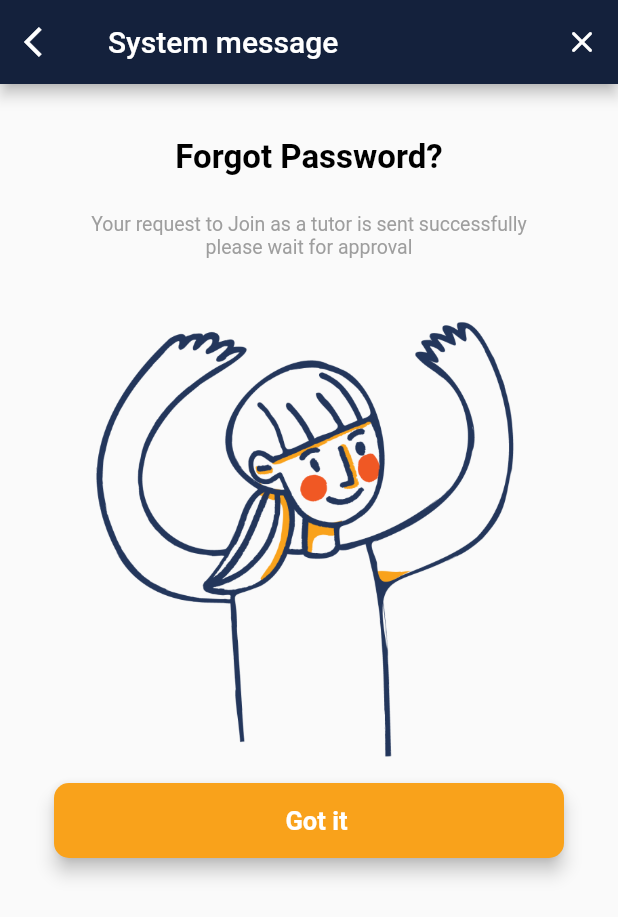
After one commit to soomy1997/MaarefahProject, a Flutter app: the CongratsPage screen opened directly, on a phone screen of 412 x 824 dp. The commit adds this screen. Shown: the top 917 px of the screen. Run offline on Flutter 3.47's test engine with Material 2 defaults, Android fonts, the phone set to English and light mode, and no system bars; our stand-ins replace flutter_countdown_timer.

Commit message:
congrats system msg page

```diff
--- /dev/null
+++ b/lib/congrats_system_msg.dart
@@ -0,0 +1,102 @@
+import 'package:flutter/material.dart';
+import 'constants.dart';
+
+void main() {
+  runApp(Congrats());
+}
+
+class Congrats extends StatelessWidget {
+  @override
+  Widget build(BuildContext context) {
+    return MaterialApp(
+      debugShowCheckedModeBanner: false,
+      title: 'Congratulations System Message',
+      theme: ThemeData(
+        primarySwatch: Colors.orange,
+        visualDensity: VisualDensity.adaptivePlatformDensity,
+      ),
+      home: CongratsPage(title: 'Join Us as a Tutor'),
+    );
+  }
+}
+
+class CongratsPage extends StatefulWidget {
+  CongratsPage({Key key, this.title}) : super(key: key);
+  final String title;
+
+  @override
+  _CongratsPage createState() => _CongratsPage();
+}
+
+class _CongratsPage extends State<CongratsPage> {
+  TextStyle style = TextStyle(fontFamily: 'Montserrat', fontSize: 20.0);
+
+  @override
+  Widget build(BuildContext context) {
+    final loginButon = Material(
+      elevation: 5.0,
+      borderRadius: BorderRadius.circular(10.0),
+      color: Color(0xffF9A21B),
+      child: MaterialButton(
+        minWidth: MediaQuery.of(context).size.width,
+        padding: EdgeInsets.fromLTRB(30.0, 15.0, 20.0, 15.0),
+        onPressed: () {},
+        child: Text("Got it",
+            textAlign: TextAlign.center, style: yellowButtonsTextStyle),
+      ),
+    );
+//arrow_back_ios
+    return Scaffold(
+      appBar: AppBar(
+        backgroundColor: Color(0xff14213C),
+        actions: [
+          IconButton(
+              icon: Icon(Icons.close_rounded, color: Colors.white),
+              onPressed: () => {})
+        ],
+        leading: Icon(Icons.arrow_back_ios, color: Colors.white),
+        title: Text(
+          "System message",
+          textAlign: TextAlign.center,
+          style: TextStyle(
+            color: Colors.white,
+          ),
+        ),
+      ),
+      body: SingleChildScrollView(
+        child: Padding(
+          padding: const EdgeInsets.all(36.0),
+          child: Column(
+            crossAxisAlignment: CrossAxisAlignment.center,
+            mainAxisAlignment: MainAxisAlignment.center,
+            children: <Widget>[
+              SizedBox(
+                height: 35.0,
+                child: Text("Forgot Password?",
+                    textAlign: TextAlign.center, style: h1),
+              ),
+              SizedBox(
+                height: 80.0,
+                child: Text(
+                    "\nYour request to Join as a tutor is sent successfully\nplease wait for approval ",
+                    textAlign: TextAlign.center,
+                    style: h5),
+              ),
+              SizedBox(
+                  height: 300.0,
+                  child: Image(image: AssetImage('images/pic5.png'))),
+              SizedBox(height: 15),
+              loginButon,
+              SizedBox(
+                height: 35.0,
+              ),
+              SizedBox(
+                height: 35.0,
+              ),
+            ],
+          ),
+        ),
+      ),
+    );
+  }
+}
--- a/lib/join_as_tutor.dart
+++ b/lib/join_as_tutor.dart
@@ -83,8 +83,13 @@ class _JoinTutorPage extends State<JoinTutorPage> {
               onPressed: () => {})
         ],
         leading: Icon(Icons.arrow_back_ios, color: Colors.white),
-        title: Text("Request to Join as a Tutor",
-            style: TextStyle(color: Colors.white)),
+        title: Text(
+          "Request to Join as a Tutor",
+          textAlign: TextAlign.center,
+          style: TextStyle(
+            color: Colors.white,
+          ),
+        ),
       ),
       body: SingleChildScrollView(
         child: Padding(
```
Also changed, not shown: images/pic5.png (added), pubspec.lock.
